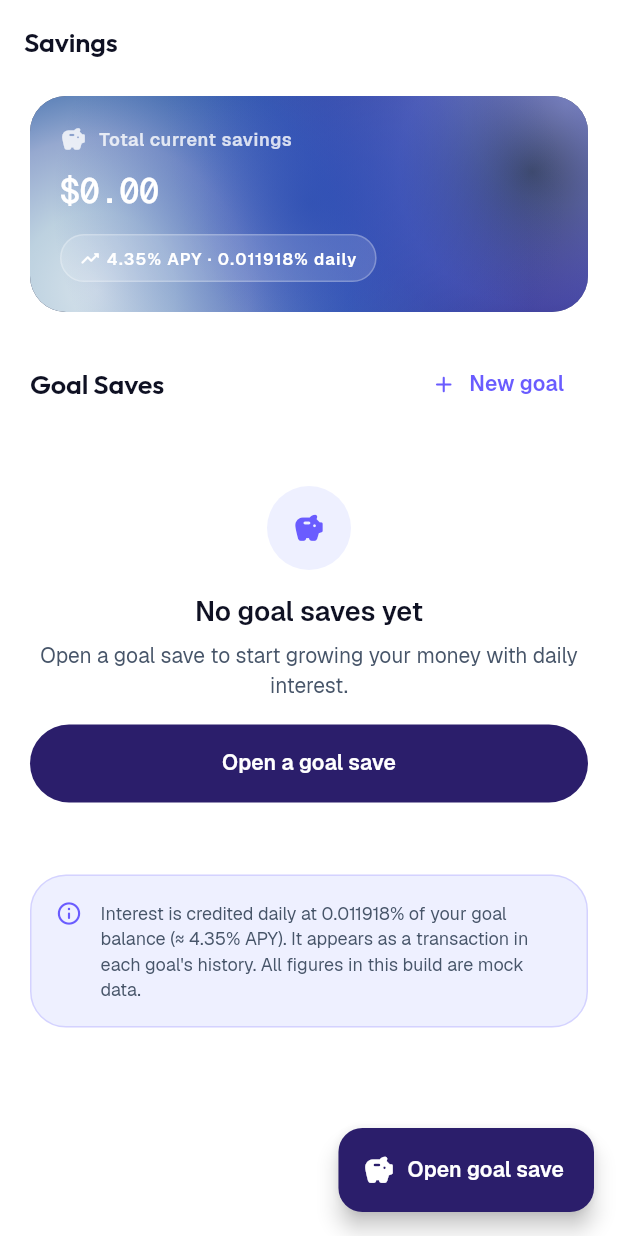
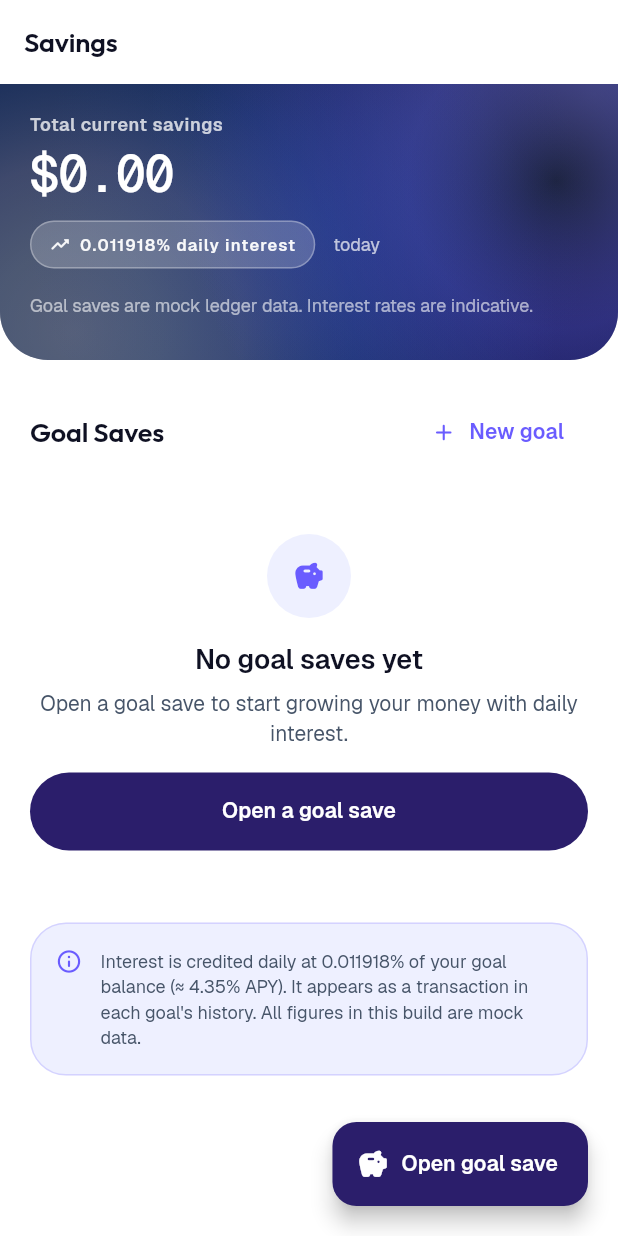
Before and after one commit to FrostBank-Co-Ltd/Banking-App, a Flutter app: the SavingsScreen screen opened by its route, on a phone screen of 412 x 824 dp. Run offline on Flutter 3.47's test engine with Material 3 defaults, Android fonts, the phone set to English and light mode, and no system bars; our stand-ins replace flutter_riverpod, go_router, qr_flutter, supabase_flutter; accounts and stored records are empty.

Commit message:
Update savings screen

```diff
--- a/lib/presentation/screens/savings_screen.dart
+++ b/lib/presentation/screens/savings_screen.dart
@@ -25,19 +25,26 @@ class SavingsScreen extends ConsumerWidget {
     return Scaffold(
       appBar: AppBar(title: const Text('Savings')),
       body: ResponsiveShell(
-        child: ListView(
+        child: Stack(
+          children: [
+            ListView(
               padding: const EdgeInsets.fromLTRB(
-            Space.x5,
-            Space.x2,
-            Space.x5,
+                0,
+                0,
+                0,
                 Space.x16 + Space.x8,
               ),
               children: [
-            // ── Hero card ──────────────────────────────────────────────────
+                // ── Hero card (edge-to-edge like crypto) ──────────────────────
                 _SavingsHeroCard(totalSavings: totalSavings),
                 const SizedBox(height: Space.x6),
 
-            // ── Section header + open-goal button ──────────────────────────
+                Padding(
+                  padding: const EdgeInsets.symmetric(horizontal: Space.x5),
+                  child: Column(
+                    crossAxisAlignment: CrossAxisAlignment.start,
+                    children: [
+                      // ── Section header + open-goal button ──────────────────
                       SectionHeader(
                         title: 'Goal Saves',
                         action: TextButton.icon(
@@ -47,13 +54,14 @@ class SavingsScreen extends ConsumerWidget {
                         ),
                       ),
 
-            // ── Goal list ──────────────────────────────────────────────────
+                      // ── Goal list ──────────────────────────────────────────
                       AsyncSection<List<GoalSave>>(
                         value: goals,
                         onRetry: () => ref.invalidate(goalsProvider),
                         skeleton: const SkeletonRows(count: 3),
-              isEmpty: (rows) =>
-                  rows.where((g) => g.status == GoalSaveStatus.active).isEmpty,
+                        isEmpty: (rows) => rows
+                            .where((g) => g.status == GoalSaveStatus.active)
+                            .isEmpty,
                         empty: EmptyStateView(
                           icon: Icons.savings_rounded,
                           heading: 'No goal saves yet',
@@ -63,13 +71,15 @@ class SavingsScreen extends ConsumerWidget {
                           onAction: () => _openGoalSheet(context, ref),
                         ),
                         builder: (rows) {
-                final active =
-                    rows.where((g) => g.status == GoalSaveStatus.active).toList();
+                          final active = rows
+                              .where((g) => g.status == GoalSaveStatus.active)
+                              .toList();
                           return Column(
                             children: [
                               for (final goal in active)
                                 Padding(
-                        padding: const EdgeInsets.only(bottom: Space.x3),
+                                  padding:
+                                      const EdgeInsets.only(bottom: Space.x3),
                                   child: _GoalTile(goal: goal),
                                 ),
                             ],
@@ -77,18 +87,34 @@ class SavingsScreen extends ConsumerWidget {
                         },
                       ),
 
-            // ── Interest info blurb ────────────────────────────────────────
+                      // ── Interest info blurb ────────────────────────────────
                       const SizedBox(height: Space.x4),
                       _InterestInfoCard(),
                     ],
                   ),
                 ),
+              ],
+            ),
 
-      // ── FAB ───────────────────────────────────────────────────────────────
-      floatingActionButton: FloatingActionButton.extended(
+            // ── FAB constrained within responsive shell ───────────────────────
+            Positioned(
+              bottom: Space.x5,
+              left: 0,
+              right: 0,
+              child: Align(
+                alignment: Alignment.bottomRight,
+                child: Padding(
+                  padding: const EdgeInsets.only(right: Space.x5),
+                  child: FloatingActionButton.extended(
                     onPressed: () => _openGoalSheet(context, ref),
                     icon: const Icon(Icons.savings_rounded),
                     label: const Text('Open goal save'),
+                  ),
+                ),
+              ),
+            ),
+          ],
+        ),
       ),
     );
   }
@@ -114,30 +140,27 @@ class _SavingsHeroCard extends ConsumerWidget {
   @override
   Widget build(BuildContext context, WidgetRef ref) {
     return FrostBackdrop(
-      borderRadius: AppRadius.all(AppRadius.lg),
-      glow: 0.9,
+      borderRadius: const BorderRadius.vertical(
+        bottom: Radius.circular(AppRadius.xl),
+      ),
+      glow: 0.34,
       child: Padding(
-        padding: const EdgeInsets.all(Space.x5),
+        padding: const EdgeInsets.fromLTRB(
+          Space.x5,
+          Space.x5,
+          Space.x5,
+          Space.x7,
+        ),
         child: Column(
           crossAxisAlignment: CrossAxisAlignment.start,
           children: [
-            Row(
-              children: [
-                Icon(
-                  Icons.savings_rounded,
-                  color: Colors.white.withValues(alpha: 0.8),
-                  size: 18,
-                ),
-                const SizedBox(width: Space.x2),
             Text(
               'Total current savings',
               style: AppType.labelMedium.copyWith(
-                    color: Colors.white.withValues(alpha: 0.8),
+                color: Colors.white.withValues(alpha: 0.76),
               ),
             ),
-              ],
-            ),
-            const SizedBox(height: Space.x3),
+            const SizedBox(height: Space.x2),
             totalSavings.when(
               loading: () => const SkeletonBlock(
                 width: 160,
@@ -146,42 +169,62 @@ class _SavingsHeroCard extends ConsumerWidget {
               ),
               error: (_, _) => Text(
                 '—',
-                style: AppType.numericLarge.copyWith(color: Colors.white),
+                style: AppType.numericHero.copyWith(color: Colors.white),
               ),
               data: (amount) => MoneyText(
                 amount,
-                style: AppType.numericLarge,
+                style: AppType.numericHero,
                 color: Colors.white,
                 label: 'Total current savings',
               ),
             ),
-            const SizedBox(height: Space.x4),
+            const SizedBox(height: Space.x3),
+            Row(
+              children: [
                 Container(
                   padding: const EdgeInsets.symmetric(
                     horizontal: Space.x3,
                     vertical: Space.x2,
                   ),
                   decoration: BoxDecoration(
-                color: Colors.white.withValues(alpha: 0.15),
+                    color: Colors.white.withValues(alpha: 0.2),
                     borderRadius: AppRadius.all(AppRadius.pill),
                     border: Border.all(
-                  color: Colors.white.withValues(alpha: 0.25),
+                      color: Colors.white.withValues(alpha: 0.3),
                     ),
                   ),
                   child: Row(
                     mainAxisSize: MainAxisSize.min,
                     children: [
-                  const Icon(
+                      Icon(
                         Icons.trending_up_rounded,
-                    color: Colors.white,
+                        color: Colors.white.withValues(alpha: 0.95),
                         size: 14,
                       ),
-                  const SizedBox(width: Space.x1),
+                      const SizedBox(width: Space.x1 + 2),
                       Text(
-                    '4.35% APY · 0.011918% daily',
-                    style: AppType.labelSmall.copyWith(color: Colors.white),
+                        '0.011918% daily interest',
+                        style: AppType.labelSmall.copyWith(
+                          color: Colors.white.withValues(alpha: 0.95),
+                        ),
                       ),
                     ],
+                  ),
+                ),
+                const SizedBox(width: Space.x3),
+                Text(
+                  'today',
+                  style: AppType.bodySmall.copyWith(
+                    color: Colors.white.withValues(alpha: 0.7),
+                  ),
+                ),
+              ],
+            ),
+            const SizedBox(height: Space.x4),
+            Text(
+              'Goal saves are mock ledger data. Interest rates are indicative.',
+              style: AppType.bodySmall.copyWith(
+                color: Colors.white.withValues(alpha: 0.6),
               ),
             ),
           ],
```
Lines whose indentation alone changed are shown as unchanged.
